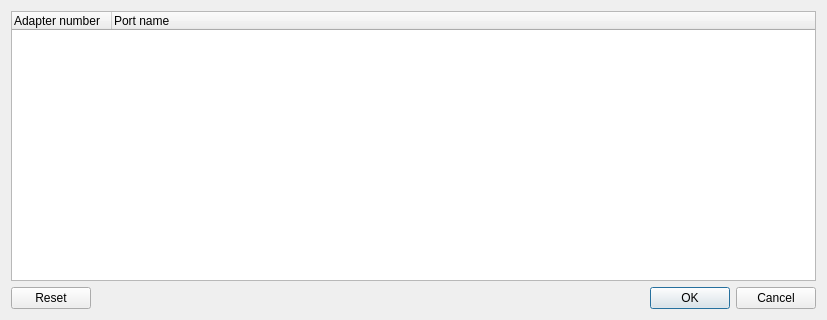
This is gns3/ui/custom_adapters_configuration_dialog.ui in GNS3/gns3-gui as Qt 5 draws it before an edit. The edited form follows.
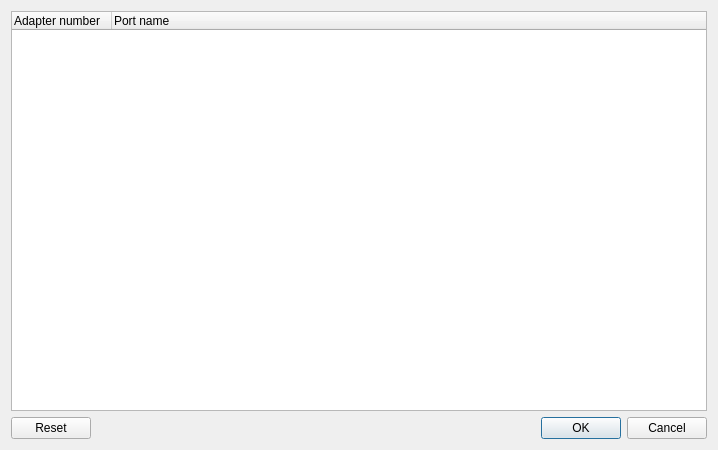
This is the edited form.

Commit message: Automatically resize the Custom adapters configuration dialog. Fixes #2467.

```diff
--- a/gns3/ui/custom_adapters_configuration_dialog.ui
+++ b/gns3/ui/custom_adapters_configuration_dialog.ui
@@ -6,8 +6,8 @@
    <rect>
     <x>0</x>
     <y>0</y>
-    <width>827</width>
-    <height>320</height>
+    <width>718</width>
+    <height>450</height>
    </rect>
   </property>
   <property name="windowTitle">
```
The commit also changes 2 other files.
